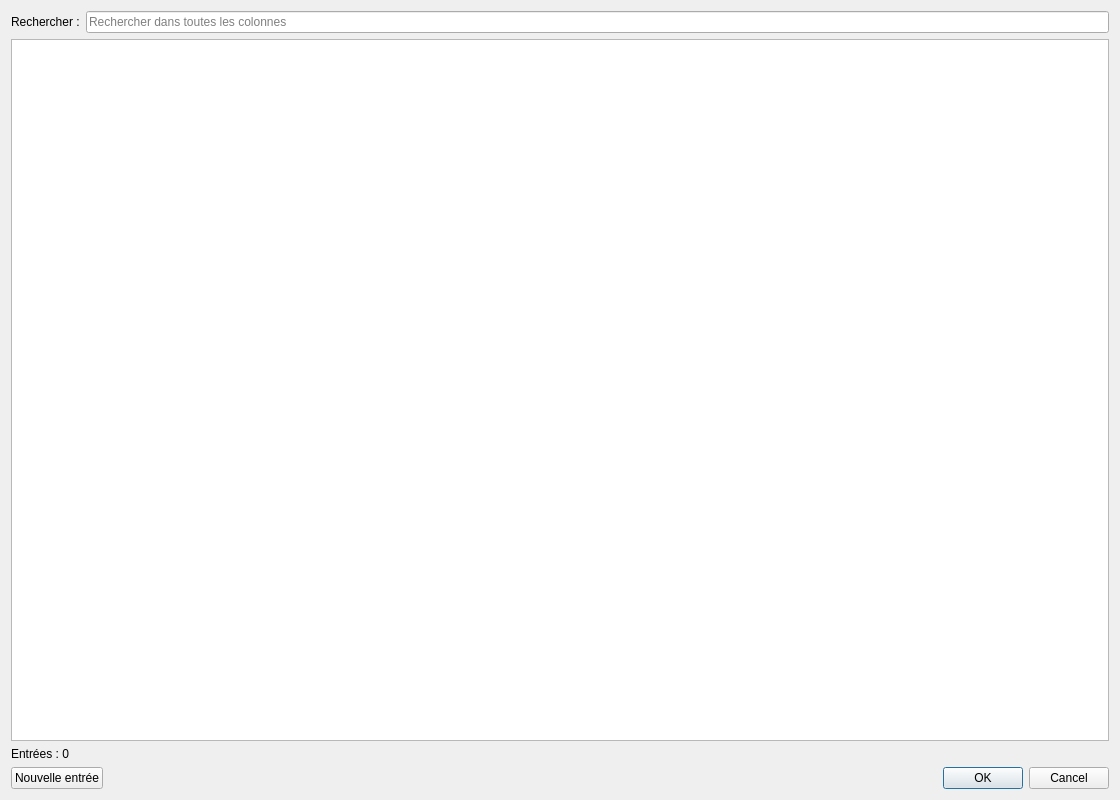
Old version of the form sources/materiallist/materialselectiondialog.ui in the repository qelectrotech/qelectrotech-source-mirror.
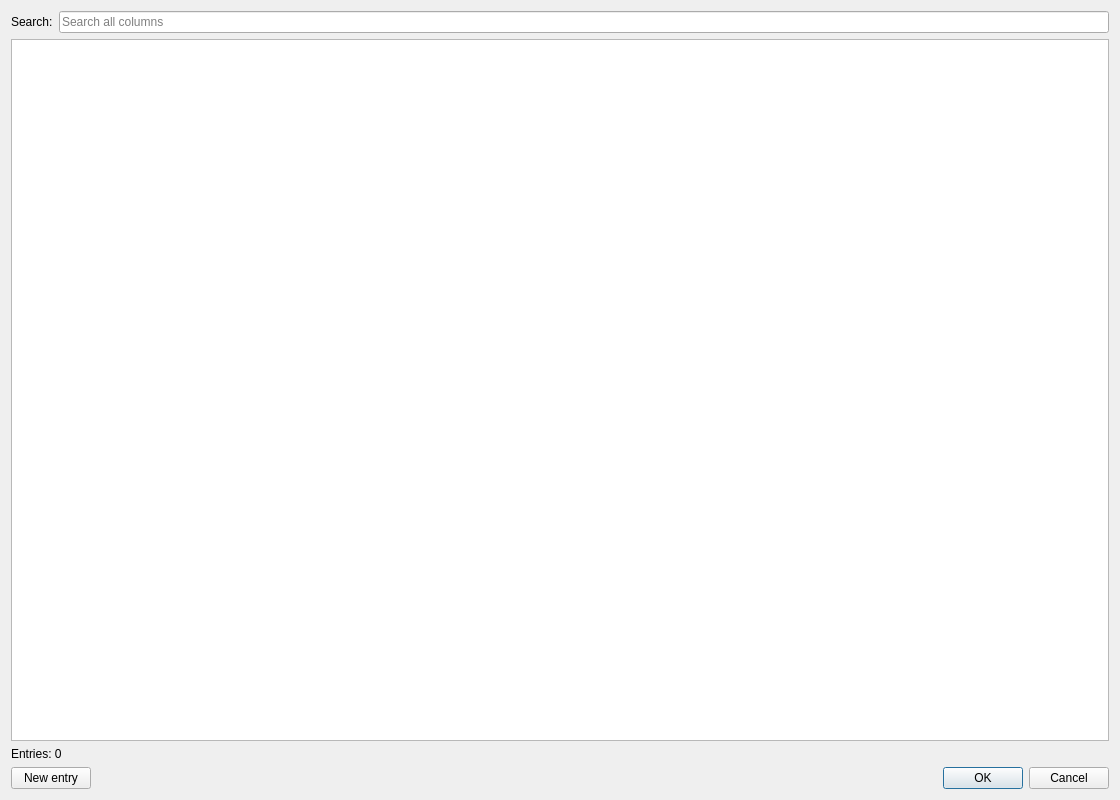
New version of the form.

Patch:
```diff
--- a/sources/materiallist/materialselectiondialog.ui
+++ b/sources/materiallist/materialselectiondialog.ui
@@ -28,7 +28,7 @@
      <item>
       <widget class="QLabel" name="m_search_label">
        <property name="text">
-        <string>Rechercher :</string>
+        <string>Search:</string>
        </property>
       </widget>
      </item>
@@ -41,7 +41,7 @@
         <bool>true</bool>
        </property>
        <property name="placeholderText">
-        <string extracomment="placeholder of the search field of the material list">Rechercher dans toutes les colonnes</string>
+        <string extracomment="placeholder of the search field of the material list">Search all columns</string>
        </property>
       </widget>
      </item>
@@ -72,7 +72,7 @@
    <item>
     <widget class="QLabel" name="m_count_label">
      <property name="text">
-      <string>Entrées : 0</string>
+      <string>Entries: 0</string>
      </property>
     </widget>
    </item>
@@ -84,7 +84,7 @@
         <string extracomment="button adding a new row to the material list file">Ajouter un nouvel article à la liste</string>
        </property>
        <property name="text">
-        <string>Nouvelle entrée</string>
+        <string>New entry</string>
        </property>
       </widget>
      </item>
```
Left out of the diff: 6 changed lines with no effect on the pictures.
